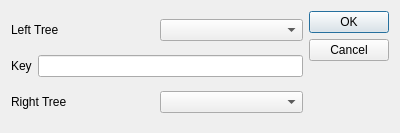
K0valevK/CartesianTreeApp, file chooseaction.ui: the form before one commit.
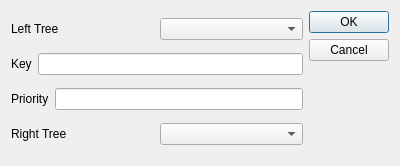
The form after the commit.

What changed in the file:
```diff
--- a/chooseaction.ui
+++ b/chooseaction.ui
@@ -7,7 +7,7 @@
     <x>0</x>
     <y>0</y>
     <width>400</width>
-    <height>133</height>
+    <height>166</height>
    </rect>
   </property>
   <property name="windowTitle">
@@ -44,6 +44,20 @@
        </item>
       </layout>
      </item>
+     <item>
+      <layout class="QHBoxLayout" name="horizontalLayout_6">
+       <item>
+        <widget class="QLabel" name="PriorityLabel">
+         <property name="text">
+          <string>Priority</string>
+         </property>
+        </widget>
+       </item>
+       <item>
+        <widget class="QLineEdit" name="PriorityEdit"/>
+       </item>
+      </layout>
+     </item>
      <item>
       <layout class="QHBoxLayout" name="horizontalLayout_2">
        <item>
```
